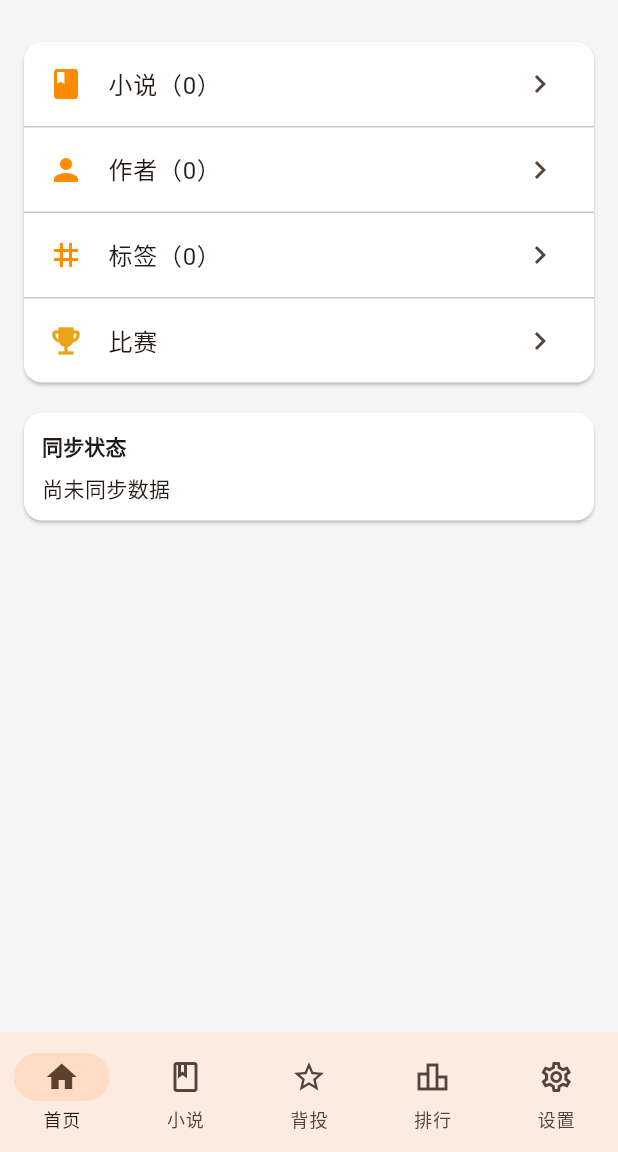
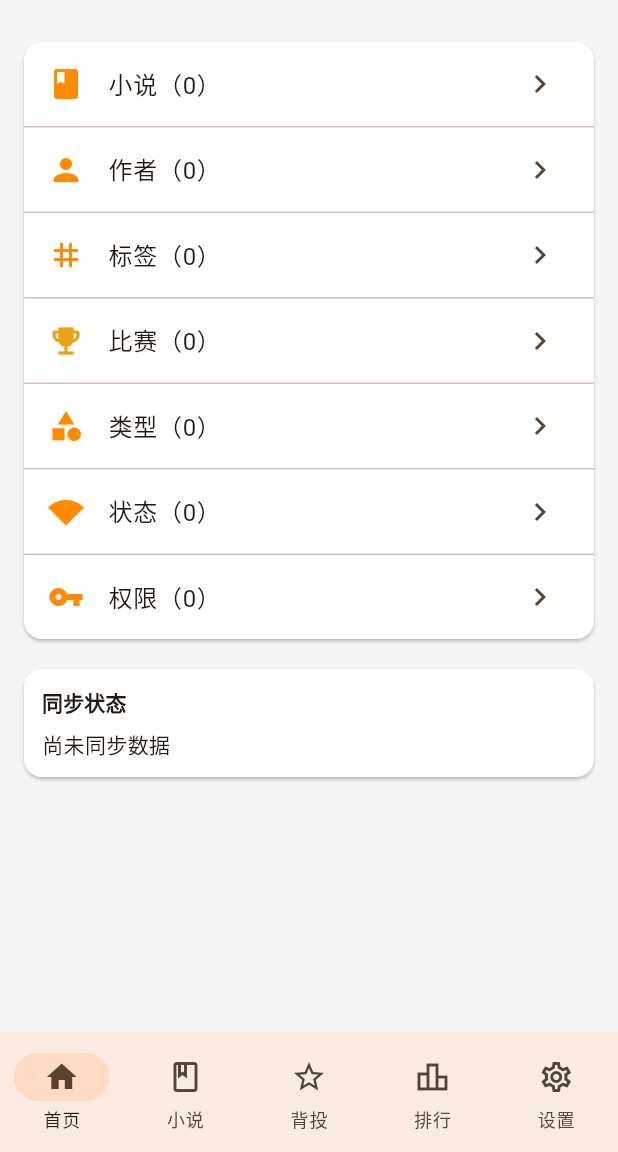
Before and after one commit to light-nook-labs/NovelHubMobile, a Flutter app: the screen it shows after launch, on a phone screen of 412 x 824 dp, the part 84-1236 px from its top. Run offline on Flutter 3.47's test engine with Material 3 defaults, Android fonts, the phone set to English and light mode, and no system bars; our stand-ins replace cached_network_image, dio, drift, flutter_riverpod, go_router, riverpod_annotation and 1 more; accounts and stored records are empty; generated files the repository leaves out were written again.

Commit message:
Add contest and enum counts to home navigation
- Added contest count to statistics
- Added genre/status/ptype counts (excluding 其他=1)
- Updated quick nav with all items and counts:
  - 小说（8362）
  - 作者（6392）
  - 标签（72）
  - 比赛（15）
  - 类型（8000）
  - 状态（8000）
  - 权限（8000）

```diff
--- a/lib/features/home/home_screen.dart
+++ b/lib/features/home/home_screen.dart
@@ -321,9 +321,30 @@ class _QuickNavCard extends StatelessWidget {
           const Divider(height: 1),
           ListTile(
             leading: const Icon(Icons.emoji_events, color: AppColors.secondary),
-            title: const Text('比赛'),
+            title: Text('比赛${stats != null ? '（${stats!['contests'] ?? 0}）' : ''}'),
             trailing: const Icon(Icons.chevron_right),
             onTap: () => context.push('/contests'),
+          ),
+          const Divider(height: 1),
+          ListTile(
+            leading: const Icon(Icons.category, color: AppColors.primary),
+            title: Text('类型${stats != null ? '（${stats!['genres'] ?? 0}）' : ''}'),
+            trailing: const Icon(Icons.chevron_right),
+            onTap: () => context.go('/novels'),
+          ),
+          const Divider(height: 1),
+          ListTile(
+            leading: const Icon(Icons.signal_wifi_statusbar_4_bar, color: AppColors.primary),
+            title: Text('状态${stats != null ? '（${stats!['statuses'] ?? 0}）' : ''}'),
+            trailing: const Icon(Icons.chevron_right),
+            onTap: () => context.go('/novels'),
+          ),
+          const Divider(height: 1),
+          ListTile(
+            leading: const Icon(Icons.vpn_key, color: AppColors.primary),
+            title: Text('权限${stats != null ? '（${stats!['ptypes'] ?? 0}）' : ''}'),
+            trailing: const Icon(Icons.chevron_right),
+            onTap: () => context.go('/novels'),
           ),
         ],
       ),
```
Also changed, not shown: lib/data/models/database.dart (+38 -1 lines).
